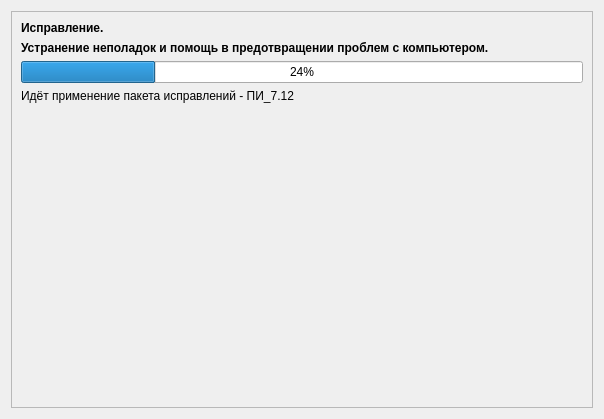
Qt form src/app/3.ui (AntProBasealt/wizard) before a commit.
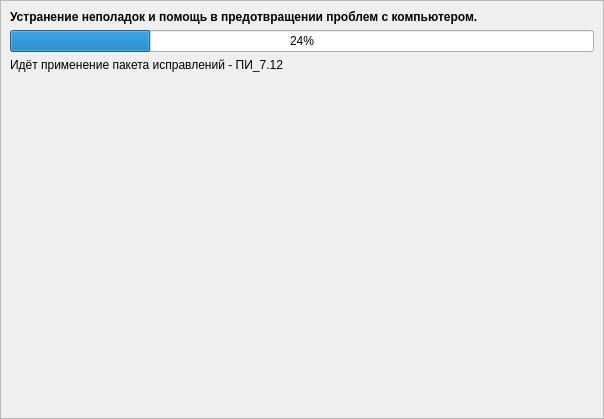
The same form after that commit.

```diff
--- a/src/app/3.ui
+++ b/src/app/3.ui
@@ -14,6 +14,21 @@
    <string>Form</string>
   </property>
   <layout class="QGridLayout" name="gridLayout">
+   <property name="leftMargin">
+    <number>0</number>
+   </property>
+   <property name="topMargin">
+    <number>0</number>
+   </property>
+   <property name="rightMargin">
+    <number>0</number>
+   </property>
+   <property name="bottomMargin">
+    <number>0</number>
+   </property>
+   <property name="spacing">
+    <number>0</number>
+   </property>
    <item row="0" column="0" colspan="2">
     <widget class="QFrame" name="frame">
      <property name="frameShape">
@@ -23,7 +38,27 @@
       <enum>QFrame::Raised</enum>
      </property>
      <layout class="QGridLayout" name="gridLayout_2">
-      <item row="7" column="0" colspan="2">
+      <item row="1" column="0">
+       <widget class="QLabel" name="label">
+        <property name="font">
+         <font>
+          <weight>75</weight>
+          <bold>true</bold>
+         </font>
+        </property>
+        <property name="text">
+         <string>Устранение неполадок и помощь в предотвращении проблем с компьютером.</string>
+        </property>
+       </widget>
+      </item>
+      <item row="3" column="0" colspan="2">
+       <widget class="QLabel" name="label_2">
+        <property name="text">
+         <string>Идёт применение пакета исправлений - ПИ_7.12</string>
+        </property>
+       </widget>
+      </item>
+      <item row="6" column="0" colspan="2">
        <spacer name="verticalSpacer">
         <property name="orientation">
          <enum>Qt::Vertical</enum>
@@ -36,46 +71,13 @@
         </property>
        </spacer>
       </item>
-      <item row="1" column="0">
-       <widget class="QLabel" name="label_3">
-        <property name="font">
-         <font>
-          <weight>75</weight>
-          <bold>true</bold>
-         </font>
-        </property>
-        <property name="text">
-         <string>Исправление.</string>
-        </property>
-       </widget>
-      </item>
-      <item row="3" column="0" colspan="2">
+      <item row="2" column="0" colspan="2">
        <widget class="QProgressBar" name="progressBar">
         <property name="value">
          <number>24</number>
         </property>
        </widget>
       </item>
-      <item row="4" column="0" colspan="2">
-       <widget class="QLabel" name="label_2">
-        <property name="text">
-         <string>Идёт применение пакета исправлений - ПИ_7.12</string>
-        </property>
-       </widget>
-      </item>
-      <item row="2" column="0">
-       <widget class="QLabel" name="label">
-        <property name="font">
-         <font>
-          <weight>75</weight>
-          <bold>true</bold>
-         </font>
-        </property>
-        <property name="text">
-         <string>Устранение неполадок и помощь в предотвращении проблем с компьютером.</string>
-        </property>
-       </widget>
-      </item>
      </layout>
     </widget>
    </item>
```
